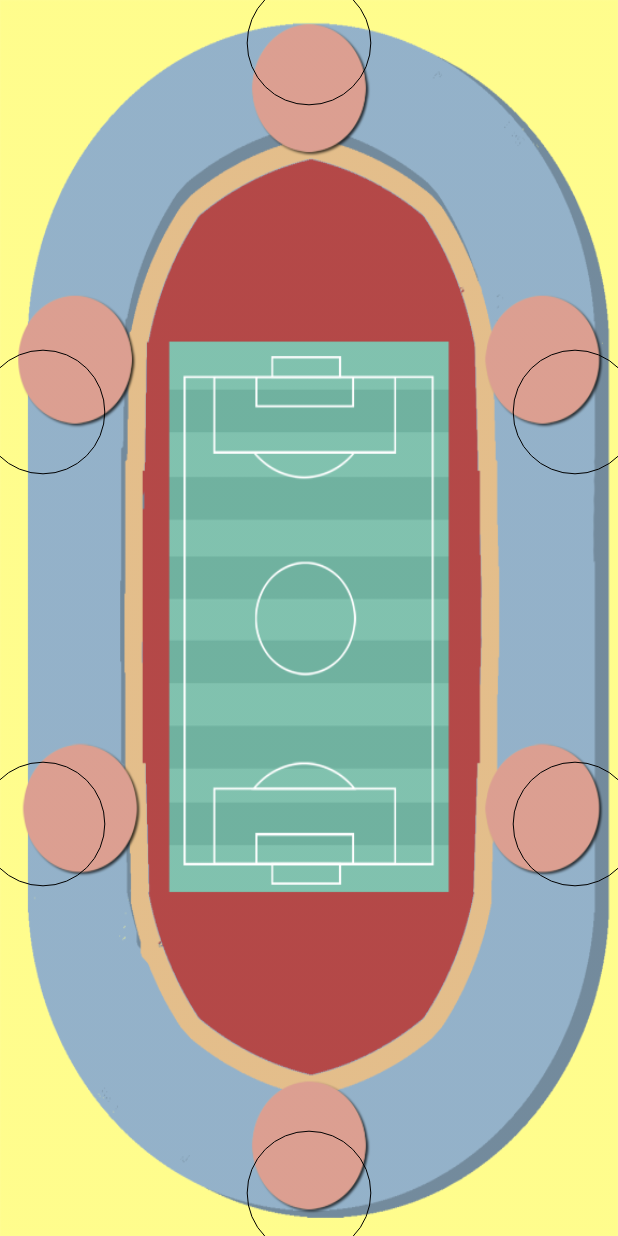
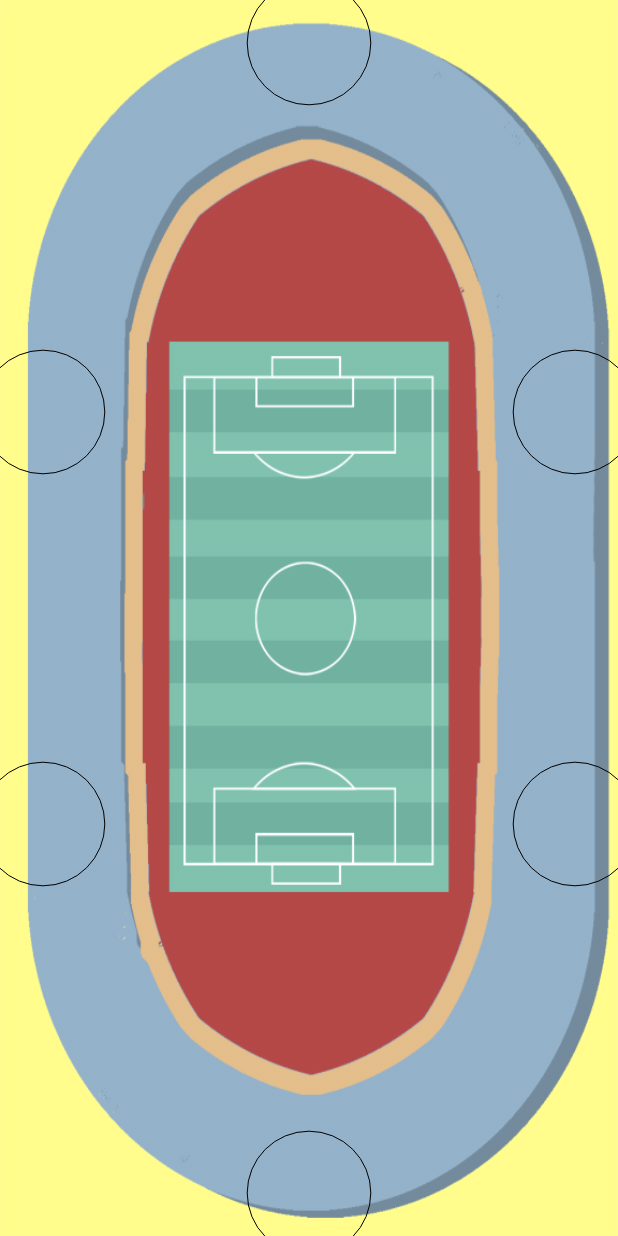
Before and after one commit to noiselesslark/WeWave, an Android app: the MainGameActivity screen opened directly, with no data from a screen before it, on a phone screen of 412 x 824 dp. Run offline under Robolectric (Android 15) with nearby library versions, the phone set to English and light mode, and no system bars.

Commit message:
Update activity_main_game.xml

```diff
--- a/WaveApp/app/src/main/res/layout/activity_main_game.xml
+++ b/WaveApp/app/src/main/res/layout/activity_main_game.xml
@@ -3,7 +3,7 @@
     xmlns:tools="http://schemas.android.com/tools"
     android:layout_width="match_parent"
     android:layout_height="match_parent"
-    android:background="@drawable/stadium_button_2048"
+    android:background="@drawable/stadium_nobutton_2048"
     tools:context="se.chalmers.halfwaytospirit.waveapp.MainGameActivity">
     <se.chalmers.halfwaytospirit.waveapp.StadiumView
         android:layout_width="match_parent"
```
